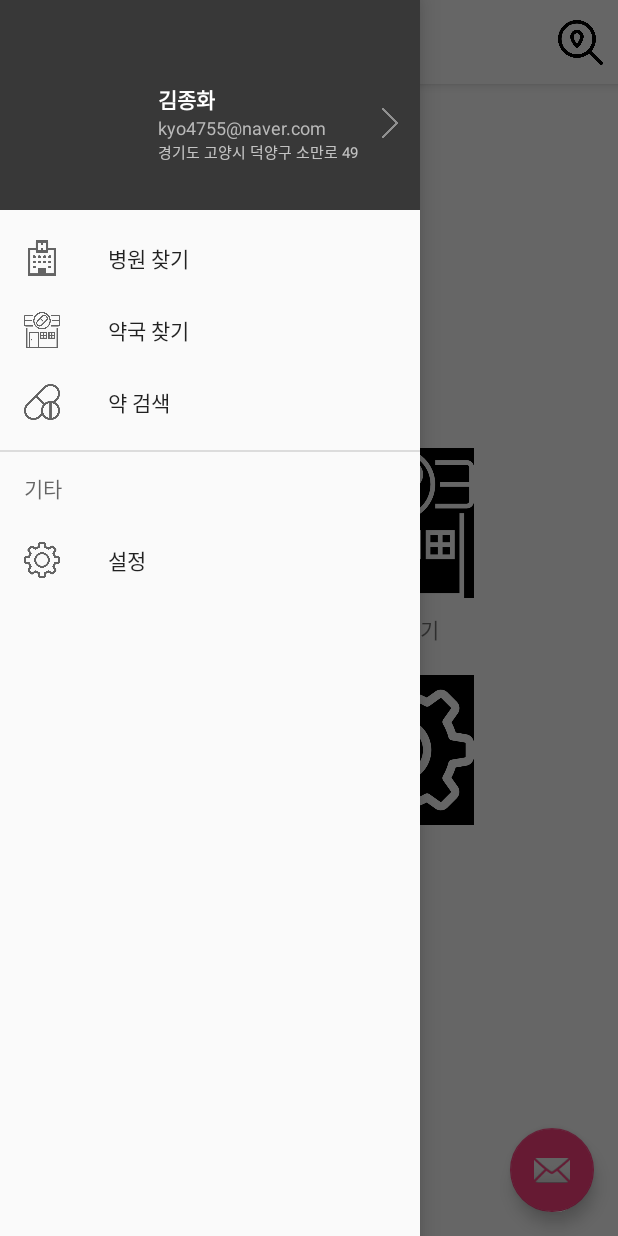
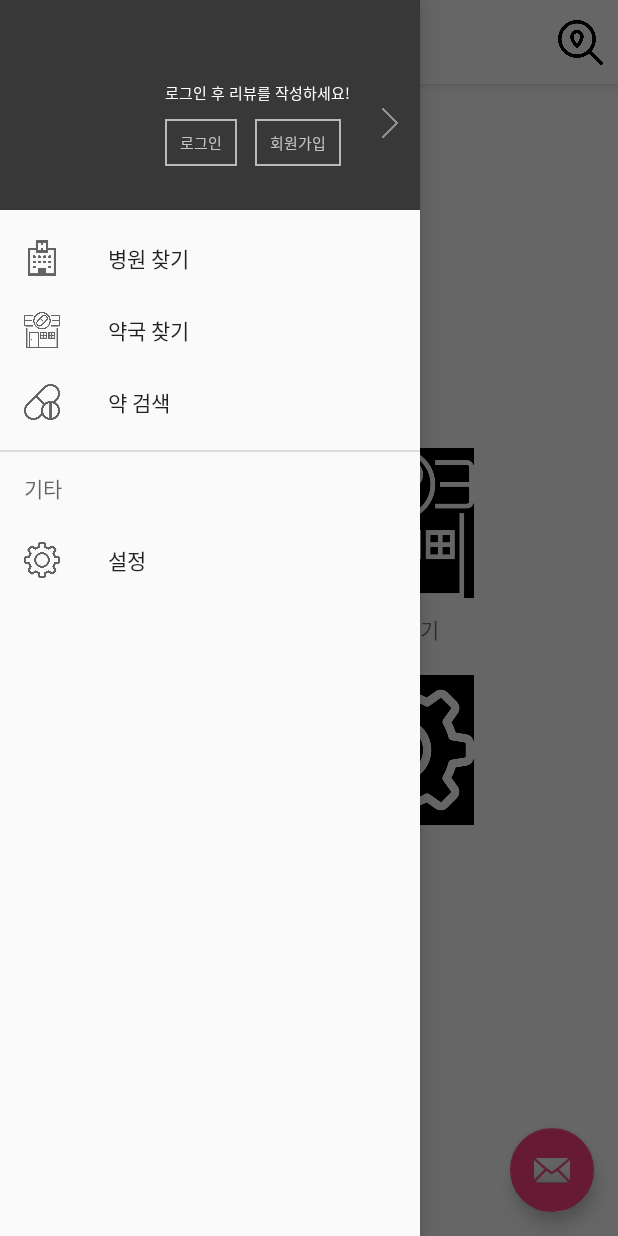
Before and after one commit to kyo4755/YeonHwaProject, an Android app: the screen it shows after launch (MainActivity), with the side drawer open, on a phone screen of 412 x 824 dp. Run offline under Robolectric (Android 15) with nearby library versions, the phone set to English and light mode, and no system bars; libraries missing offline, so code that uses them is left out: jp.wasabeef.glide; 1 statement that could not run was skipped.

Commit message:
navigation header 로그인, 회원가입 버튼 추가 로그인, 회원가입 activity 생성

```diff
--- /dev/null
+++ b/app/src/main/res/drawable/drawer_btn_bg.xml
@@ -0,0 +1,21 @@
+<?xml version="1.0" encoding="utf-8"?>
+<shape
+    xmlns:android="http://schemas.android.com/apk/res/android"
+    android:shape="rectangle">
+
+    <!-- 테두리 내부 색상 설정 -->
+    <solid android:color="@color/dark_gray" />
+
+    <!-- 테두리 내부 여백 설정 -->
+    <padding
+        android:bottom="8dp"
+        android:left="10dp"
+        android:right="10dp"
+        android:top="8dp" />
+
+    <!-- 테두리 설정: 두께, 색상 -->
+    <stroke
+        android:width="1dp"
+        android:color="@color/light_gray" />
+
+</shape>
--- a/app/src/main/res/layout/find_toolbar.xml
+++ b/app/src/main/res/layout/find_toolbar.xml
@@ -17,7 +17,6 @@
             android:layout_width="match_parent"
             android:layout_height="?attr/actionBarSize"
             android:background="@color/white"
-            app:layout_scrollFlags="scroll|enterAlways"
             app:popupTheme="@style/AppTheme.PopupOverlay" >
 
             <android.support.constraint.ConstraintLayout
--- a/app/src/main/res/layout/main_nav_header.xml
+++ b/app/src/main/res/layout/main_nav_header.xml
@@ -1,6 +1,7 @@
 <?xml version="1.0" encoding="utf-8"?>
 <android.support.constraint.ConstraintLayout xmlns:android="http://schemas.android.com/apk/res/android"
     xmlns:app="http://schemas.android.com/apk/res-auto"
+    xmlns:tools="http://schemas.android.com/tools"
     android:layout_width="match_parent"
     android:layout_height="140dp"
     android:background="@color/dark_gray"
@@ -10,23 +11,61 @@
     android:paddingLeft="20dp"
     android:paddingRight="10dp"
     android:paddingTop="40dp"
-    android:theme="@style/ThemeOverlay.AppCompat.Dark">
+    android:theme="@style/ThemeOverlay.AppCompat.Dark"
+    android:paddingStart="20dp"
+    android:paddingEnd="10dp">
 
     <ImageView
         android:id="@+id/drawer_user_image"
         android:layout_width="70dp"
         android:layout_height="70dp"
-        android:paddingTop="@dimen/nav_header_vertical_spacing" />
+        android:paddingTop="@dimen/nav_header_vertical_spacing"
+        tools:ignore="ContentDescription"
+        app:layout_constraintTop_toTopOf="parent"
+        app:layout_constraintBottom_toBottomOf="parent"/>
 
     <LinearLayout
+        android:id="@+id/before_login"
         android:layout_width="wrap_content"
-        android:layout_height="match_parent"
+        android:layout_height="wrap_content"
+        android:layout_marginLeft="20dp"
         android:orientation="vertical"
-        android:id="@+id/before_login"
-        android:layout_marginLeft="20dp"
-        android:layout_marginStart="20dp">
+        app:layout_constraintBottom_toBottomOf="parent"
+        app:layout_constraintLeft_toRightOf="@+id/drawer_user_image"
+        app:layout_constraintTop_toTopOf="parent">
 
+        <TextView
+            android:layout_width="wrap_content"
+            android:layout_height="wrap_content"
+            android:text="로그인 후 리뷰를 작성하세요!"
+            android:textColor="@color/white"
+            android:textSize="10sp" />
 
+        <LinearLayout
+            android:layout_width="wrap_content"
+            android:layout_height="wrap_content"
+            android:layout_marginTop="10dp"
+            android:orientation="horizontal">
+
+            <TextView
+                android:id="@+id/drawer_login_btn"
+                android:layout_width="wrap_content"
+                android:layout_height="wrap_content"
+                android:background="@drawable/drawer_btn_bg"
+                android:text="로그인"
+                android:textSize="10sp"/>
+
+            <TextView
+                android:id="@+id/drawer_register_btn"
+                android:layout_width="wrap_content"
+                android:layout_height="wrap_content"
+                android:layout_marginLeft="12dp"
+                android:layout_marginStart="12dp"
+                android:background="@drawable/drawer_btn_bg"
+                android:text="회원가입"
+                android:textSize="10sp"/>
+
+        </LinearLayout>
 
     </LinearLayout>
 
@@ -37,6 +76,7 @@
         android:id="@+id/after_login"
         android:layout_marginLeft="15dp"
         android:layout_marginStart="15dp"
+        android:visibility="gone"
         app:layout_constraintLeft_toRightOf="@+id/drawer_user_image"
         app:layout_constraintTop_toTopOf="parent"
         app:layout_constraintBottom_toBottomOf="parent">
--- a/app/src/main/res/menu/activity_main_drawer.xml
+++ b/app/src/main/res/menu/activity_main_drawer.xml
@@ -3,7 +3,7 @@
     xmlns:tools="http://schemas.android.com/tools"
     tools:showIn="navigation_view">
 
-    <group android:checkableBehavior="single">
+    <group>
         <item
             android:id="@+id/menu_hospital"
             android:icon="@drawable/menu_hospital"
--- a/app/src/main/res/values/colors.xml
+++ b/app/src/main/res/values/colors.xml
@@ -8,4 +8,5 @@
     <color name="light_gray">#b9b9b9</color>
     <color name="dark_gray">#383838</color>
     <color name="orange">#de9116</color>
+    <color name="red">#dc1401</color>
 </resources>
```
Also changed, not shown: app/src/main/AndroidManifest.xml (+8 -0 lines), app/src/main/java/com/dongyang/yeonhwaproject/LoginActivity.java (added, +58 -0 lines), app/src/main/java/com/dongyang/yeonhwaproject/MainActivity.java (+32 -3 lines), app/src/main/java/com/dongyang/yeonhwaproject/RegisterActivity.java (added, +51 -0 lines), app/src/main/res/drawable/login_btn_bg.xml (added, +21 -0 lines), app/src/main/res/drawable/login_edittext_bg.xml (added, +21 -0 lines), app/src/main/res/layout/login_content.xml (added, +75 -0 lines), app/src/main/res/layout/login_main.xml (added, +14 -0 lines), app/src/main/res/layout/login_toolbar.xml (added, +48 -0 lines), app/src/main/res/layout/register_content.xml (added, +107 -0 lines), app/src/main/res/layout/register_main.xml (added, +13 -0 lines), app/src/main/res/layout/register_toolbar.xml (added, +48 -0 lines), app/src/main/res/values/array.xml (added, +10 -0 lines), app/src/main/res/drawable-v21/cancel.png (added), 1 more files.
